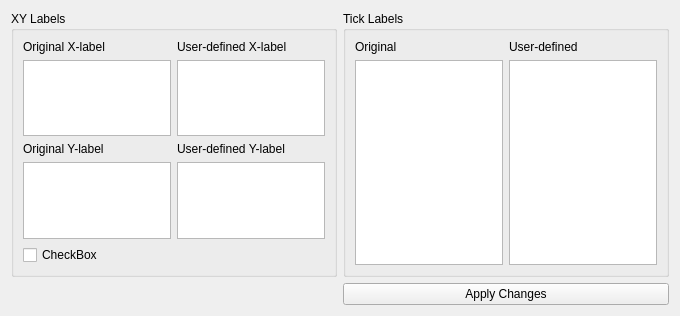
This is plotting/matplotlibformatter.ui in kushalkolar/MESmerize as Qt 5 draws it before an edit. The edited form follows.
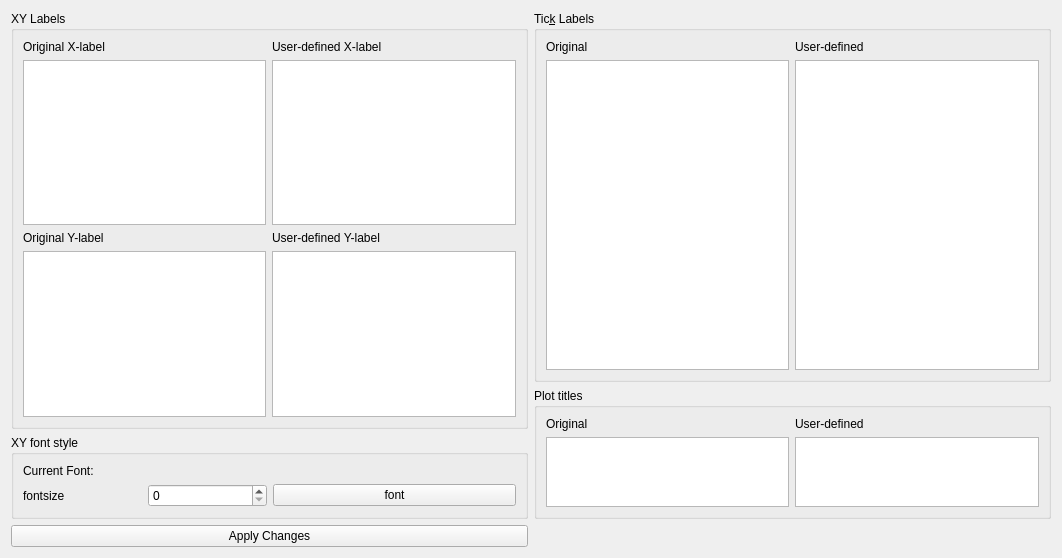
This is the edited form.

Commit message: added fontselection, xylabel editting. Started on plot titles and tick placement

Patch:
```diff
--- a/plotting/matplotlibformatter.ui
+++ b/plotting/matplotlibformatter.ui
@@ -6,15 +6,15 @@
    <rect>
     <x>0</x>
     <y>0</y>
-    <width>680</width>
-    <height>316</height>
+    <width>1062</width>
+    <height>558</height>
    </rect>
   </property>
   <property name="windowTitle">
    <string>Form</string>
   </property>
-  <layout class="QGridLayout" name="gridLayout_3">
-   <item row="0" column="0">
+  <layout class="QGridLayout" name="gridLayout_5">
+   <item row="0" column="0" rowspan="2">
     <widget class="QGroupBox" name="groupBox_xylabels">
      <property name="title">
       <string>XY Labels</string>
@@ -60,20 +60,16 @@
       <item row="3" column="1">
        <widget class="QListWidget" name="listWidget_ylabels_edit"/>
       </item>
-      <item row="4" column="0" colspan="2">
-       <widget class="QCheckBox" name="checkBox">
-        <property name="text">
-         <string>CheckBox</string>
-        </property>
-       </widget>
-      </item>
      </layout>
     </widget>
    </item>
    <item row="0" column="1">
     <widget class="QGroupBox" name="groupBox_xticklabels">
      <property name="title">
-      <string>Tick Labels</string>
+      <string>Tic&amp;k Labels</string>
+     </property>
+     <property name="checkable">
+      <bool>false</bool>
      </property>
      <layout class="QGridLayout" name="gridLayout_2">
       <item row="0" column="1">
@@ -103,7 +99,77 @@
      </layout>
     </widget>
    </item>
-   <item row="1" column="1">
+   <item row="1" column="1" rowspan="2">
+    <widget class="QGroupBox" name="groupBox_xticklabels_2">
+     <property name="title">
+      <string>Plot titles</string>
+     </property>
+     <layout class="QGridLayout" name="gridLayout_4">
+      <item row="0" column="1">
+       <widget class="QLabel" name="label_8">
+        <property name="text">
+         <string>User-defined</string>
+        </property>
+       </widget>
+      </item>
+      <item row="1" column="0">
+       <widget class="QListWidget" name="listWidget_plottitles_orig"/>
+      </item>
+      <item row="1" column="1">
+       <widget class="QListWidget" name="listWidget_plottitles_edit">
+        <property name="toolTip">
+         <string>&lt;html&gt;&lt;head/&gt;&lt;body&gt;&lt;p&gt;double-click to edit.&lt;/p&gt;&lt;/body&gt;&lt;/html&gt;</string>
+        </property>
+       </widget>
+      </item>
+      <item row="0" column="0">
+       <widget class="QLabel" name="label_9">
+        <property name="text">
+         <string>Original</string>
+        </property>
+       </widget>
+      </item>
+     </layout>
+    </widget>
+   </item>
+   <item row="2" column="0">
+    <widget class="QGroupBox" name="groupBox">
+     <property name="title">
+      <string>XY font style</string>
+     </property>
+     <layout class="QGridLayout" name="gridLayout_3">
+      <item row="1" column="0">
+       <layout class="QHBoxLayout" name="horizontalLayout">
+        <item>
+         <widget class="QLabel" name="label_7">
+          <property name="text">
+           <string>fontsize</string>
+          </property>
+         </widget>
+        </item>
+        <item>
+         <widget class="QSpinBox" name="spinBox"/>
+        </item>
+       </layout>
+      </item>
+      <item row="1" column="1">
+       <widget class="QPushButton" name="pushButton_xylabelfont">
+        <property name="text">
+         <string>font</string>
+        </property>
+       </widget>
+      </item>
+      <item row="0" column="0" colspan="2">
+       <widget class="QLabel" name="label_currentxylabelfont">
+        <property name="text">
+         <string>Current Font: </string>
+        </property>
+       </widget>
+      </item>
+     </layout>
+    </widget>
+   </item>
+   <item row="3" column="0">
     <widget class="QPushButton" name="pushButton_Apply">
      <property name="text">
       <string>Apply Changes</string>
```
The commit also changes 2 other files.
